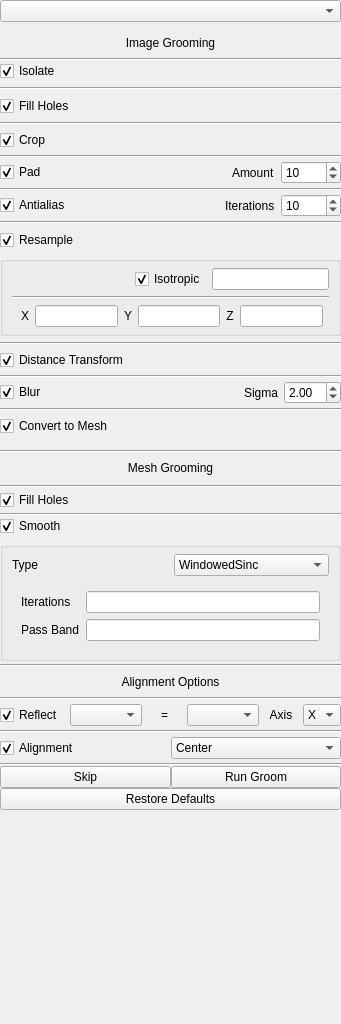
Before: the Qt Designer form Studio/src/Groom/GroomTool.ui in SCIInstitute/ShapeWorks, drawn with Qt 5.
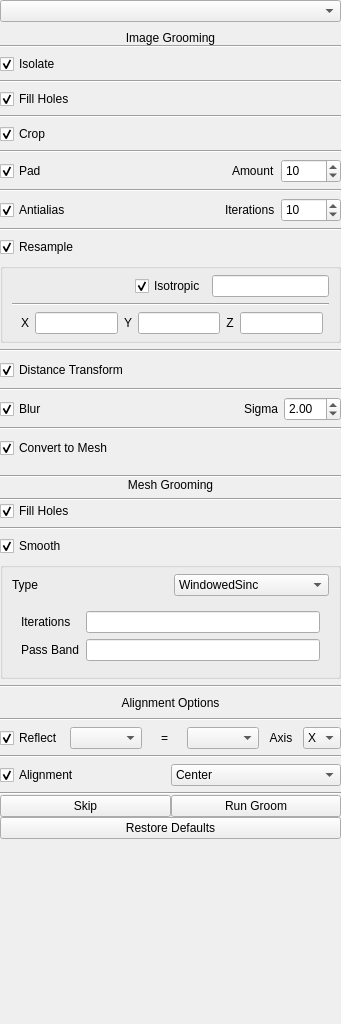
After: the same form once the commit is applied.

Commit message: Fix compacting of groom tool widgets.

```diff
--- a/Studio/src/Groom/GroomTool.ui
+++ b/Studio/src/Groom/GroomTool.ui
@@ -61,16 +61,30 @@
       <property name="leftMargin">
        <number>0</number>
       </property>
-      <property name="topMargin">
-       <number>0</number>
-      </property>
       <property name="rightMargin">
        <number>0</number>
       </property>
+      <item>
+       <widget class="QLabel" name="image_grooming_label">
+        <property name="text">
+         <string>Image Grooming</string>
+        </property>
+        <property name="alignment">
+         <set>Qt::AlignCenter</set>
+        </property>
+       </widget>
+      </item>
+      <item>
+       <widget class="Line" name="line_16">
+        <property name="orientation">
+         <enum>Qt::Horizontal</enum>
+        </property>
+       </widget>
+      </item>
       <item>
        <widget class="QWidget" name="isolate_widget" native="true">
         <property name="sizePolicy">
-         <sizepolicy hsizetype="Preferred" vsizetype="Fixed">
+         <sizepolicy hsizetype="Preferred" vsizetype="Preferred">
           <horstretch>0</horstretch>
           <verstretch>0</verstretch>
          </sizepolicy>
@@ -113,29 +127,6 @@
            </property>
           </widget>
          </item>
-         <item row="2" column="0">
-          <widget class="Line" name="line_16">
-           <property name="orientation">
-            <enum>Qt::Horizontal</enum>
-           </property>
-          </widget>
-         </item>
-         <item row="0" column="0">
-          <widget class="QLabel" name="label_3">
-           <property name="minimumSize">
-            <size>
-             <width>0</width>
-             <height>30</height>
-            </size>
-           </property>
-           <property name="text">
-            <string>Image Grooming</string>
-           </property>
-           <property name="alignment">
-            <set>Qt::AlignCenter</set>
-           </property>
-          </widget>
-         </item>
         </layout>
        </widget>
       </item>
@@ -149,17 +140,11 @@
       <item>
        <widget class="QWidget" name="fill_holes_widget" native="true">
         <property name="sizePolicy">
-         <sizepolicy hsizetype="Preferred" vsizetype="Fixed">
+         <sizepolicy hsizetype="Preferred" vsizetype="Preferred">
           <horstretch>0</horstretch>
           <verstretch>0</verstretch>
          </sizepolicy>
         </property>
-        <property name="minimumSize">
-         <size>
-          <width>0</width>
-          <height>30</height>
-         </size>
-        </property>
         <layout class="QGridLayout" name="gridLayout_12" rowstretch="0,0,0,0,0" rowminimumheight="0,0,0,0,0">
          <property name="leftMargin">
           <number>0</number>
@@ -205,29 +190,23 @@
       <item>
        <widget class="QWidget" name="crop_widget" native="true">
         <property name="sizePolicy">
-         <sizepolicy hsizetype="Preferred" vsizetype="Fixed">
+         <sizepolicy hsizetype="Preferred" vsizetype="Preferred">
           <horstretch>0</horstretch>
           <verstretch>0</verstretch>
          </sizepolicy>
         </property>
-        <property name="minimumSize">
-         <size>
-          <width>0</width>
-          <height>30</height>
-         </size>
-        </property>
         <layout class="QGridLayout" name="gridLayout_18">
          <property name="leftMargin">
           <number>0</number>
          </property>
          <property name="topMargin">
-          <number>0</number>
+          <number>6</number>
          </property>
          <property name="rightMargin">
           <number>0</number>
          </property>
          <property name="bottomMargin">
-          <number>0</number>
+          <number>6</number>
          </property>
          <item row="0" column="0">
           <widget class="QCheckBox" name="crop_checkbox">
@@ -274,13 +253,13 @@
           <number>0</number>
          </property>
          <property name="topMargin">
-          <number>0</number>
+          <number>6</number>
          </property>
          <property name="rightMargin">
           <number>0</number>
          </property>
          <property name="bottomMargin">
-          <number>0</number>
+          <number>6</number>
          </property>
          <item row="0" column="1">
           <spacer name="horizontalSpacer_3">
@@ -310,7 +289,7 @@
            <property name="minimumSize">
             <size>
              <width>60</width>
-             <height>0</height>
+             <height>24</height>
             </size>
            </property>
            <property name="maximum">
@@ -360,20 +339,20 @@
           <number>0</number>
          </property>
          <property name="topMargin">
-          <number>0</number>
+          <number>6</number>
          </property>
          <property name="rightMargin">
           <number>0</number>
          </property>
          <property name="bottomMargin">
-          <number>0</number>
+          <number>6</number>
          </property>
          <item row="1" column="3">
           <widget class="QSpinBox" name="antialias_iterations">
            <property name="minimumSize">
             <size>
              <width>60</width>
-             <height>0</height>
+             <height>24</height>
             </size>
            </property>
            <property name="maximum">
@@ -427,17 +406,11 @@
       <item>
        <widget class="QWidget" name="resample_widget" native="true">
         <property name="sizePolicy">
-         <sizepolicy hsizetype="Preferred" vsizetype="Fixed">
+         <sizepolicy hsizetype="Preferred" vsizetype="Preferred">
           <horstretch>0</horstretch>
           <verstretch>0</verstretch>
          </sizepolicy>
         </property>
-        <property name="minimumSize">
-         <size>
-          <width>0</width>
-          <height>30</height>
-         </size>
-        </property>
         <layout class="QVBoxLayout" name="verticalLayout_3">
          <property name="spacing">
           <number>6</number>
@@ -629,13 +602,13 @@
           <number>0</number>
          </property>
          <property name="topMargin">
-          <number>0</number>
+          <number>6</number>
          </property>
          <property name="rightMargin">
           <number>0</number>
          </property>
          <property name="bottomMargin">
-          <number>0</number>
+          <number>6</number>
          </property>
          <item row="0" column="0">
           <widget class="QCheckBox" name="fastmarching_checkbox">
@@ -676,13 +649,13 @@
           <number>0</number>
          </property>
          <property name="topMargin">
-          <number>0</number>
+          <number>6</number>
          </property>
          <property name="rightMargin">
           <number>0</number>
          </property>
          <property name="bottomMargin">
-          <number>0</number>
+          <number>6</number>
          </property>
          <item row="0" column="2">
           <widget class="QLabel" name="blur_sigma_label">
@@ -718,8 +691,8 @@
           <widget class="QDoubleSpinBox" name="blur_sigma">
            <property name="minimumSize">
             <size>
-             <width>57</width>
-             <height>0</height>
+             <width>0</width>
+             <height>24</height>
             </size>
            </property>
            <property name="value">
@@ -756,13 +729,13 @@
           <number>0</number>
          </property>
          <property name="topMargin">
-          <number>0</number>
+          <number>6</number>
          </property>
          <property name="rightMargin">
           <number>0</number>
          </property>
          <property name="bottomMargin">
-          <number>0</number>
+          <number>6</number>
          </property>
          <item row="1" column="0">
           <widget class="QCheckBox" name="convert_mesh_checkbox">
@@ -788,12 +761,6 @@
    </item>
    <item>
     <widget class="QWidget" name="mesh_panel" native="true">
-     <property name="minimumSize">
-      <size>
-       <width>50</width>
-       <height>50</height>
-      </size>
-     </property>
      <layout class="QVBoxLayout" name="verticalLayout_4">
       <property name="spacing">
        <number>0</number>
@@ -819,12 +786,6 @@
       </item>
       <item>
        <widget class="QLabel" name="mesh_label">
-        <property name="minimumSize">
-         <size>
-          <width>0</width>
-          <height>30</height>
-         </size>
-        </property>
         <property name="text">
          <string>Mesh Grooming</string>
         </property>
@@ -846,13 +807,13 @@
           <number>0</number>
          </property>
          <property name="topMargin">
-          <number>0</number>
+          <number>6</number>
          </property>
          <property name="rightMargin">
           <number>0</number>
          </property>
          <property name="bottomMargin">
-          <number>0</number>
+          <number>6</number>
          </property>
          <property name="spacing">
           <number>0</number>
@@ -886,24 +847,18 @@
       </item>
       <item>
        <widget class="QWidget" name="smooth_mesh_widget" native="true">
-        <property name="minimumSize">
-         <size>
-          <width>50</width>
-          <height>30</height>
-         </size>
-        </property>
         <layout class="QGridLayout" name="gridLayout_10">
          <property name="leftMargin">
           <number>0</number>
          </property>
          <property name="topMargin">
-          <number>0</number>
+          <number>6</number>
          </property>
          <property name="rightMargin">
           <number>0</number>
          </property>
          <property name="bottomMargin">
-          <number>3</number>
+          <number>6</number>
          </property>
          <property name="spacing">
           <number>6</number>
@@ -1107,13 +1062,13 @@
           <number>0</number>
          </property>
          <property name="topMargin">
-          <number>0</number>
+          <number>6</number>
          </property>
          <property name="rightMargin">
           <number>0</number>
          </property>
          <property name="bottomMargin">
-          <number>0</number>
+          <number>6</number>
          </property>
          <item row="2" column="0">
           <widget class="QCheckBox" name="reflect_checkbox">
@@ -1193,13 +1148,13 @@
           <number>0</number>
          </property>
          <property name="topMargin">
-          <number>0</number>
+          <number>6</number>
          </property>
          <property name="rightMargin">
           <number>0</number>
          </property>
          <property name="bottomMargin">
-          <number>0</number>
+          <number>6</number>
          </property>
          <property name="spacing">
           <number>0</number>
```
